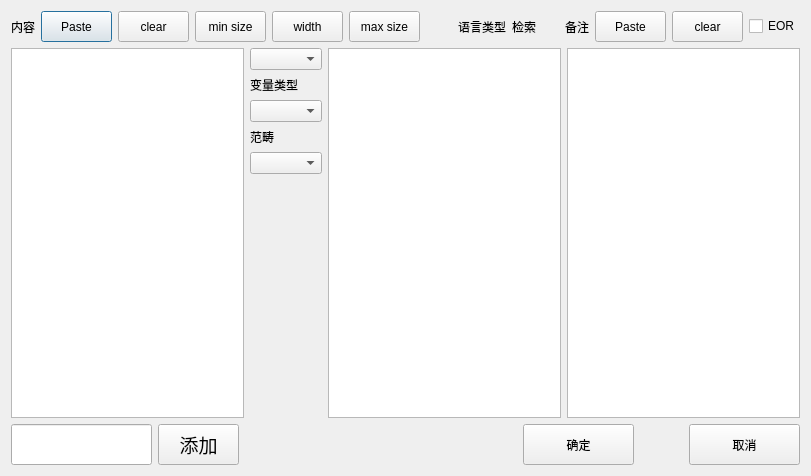
Old version of the form auto_c_code/PushDbdialog.ui in the repository yjduoduo/auto_c_code.
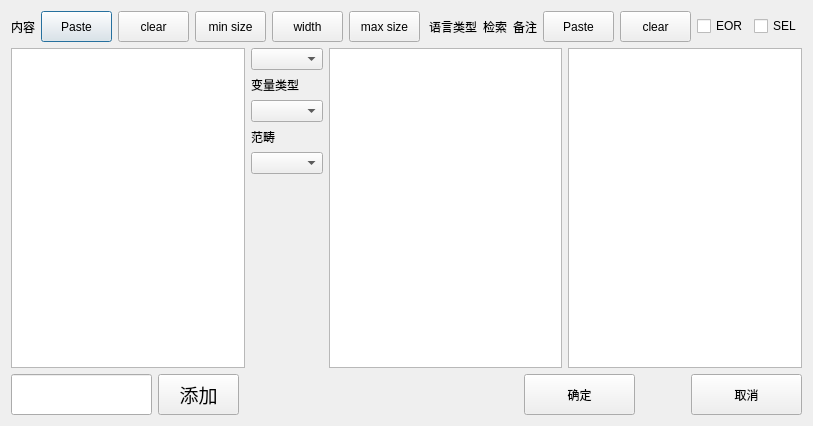
New version of the form.

Diff of the .ui file:
```diff
--- a/auto_c_code/PushDbdialog.ui
+++ b/auto_c_code/PushDbdialog.ui
@@ -12,8 +12,8 @@
    <rect>
     <x>0</x>
     <y>0</y>
-    <width>811</width>
-    <height>476</height>
+    <width>813</width>
+    <height>426</height>
    </rect>
   </property>
   <property name="windowTitle">
@@ -194,6 +194,16 @@
            </property>
           </widget>
          </item>
+         <item>
+          <widget class="QCheckBox" name="checkBox_SEL">
+           <property name="toolTip">
+            <string>选中，从左边选择内容自动添加到右边</string>
+           </property>
+           <property name="text">
+            <string>SEL</string>
+           </property>
+          </widget>
+         </item>
         </layout>
        </item>
       </layout>
```
Left out of the diff: 3 changed lines with no effect on the pictures.
